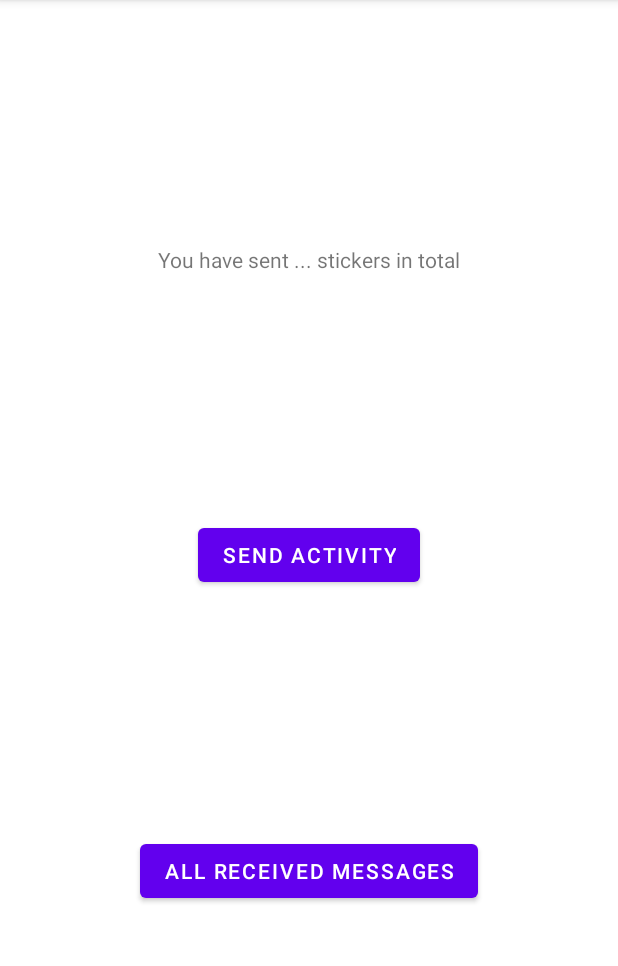
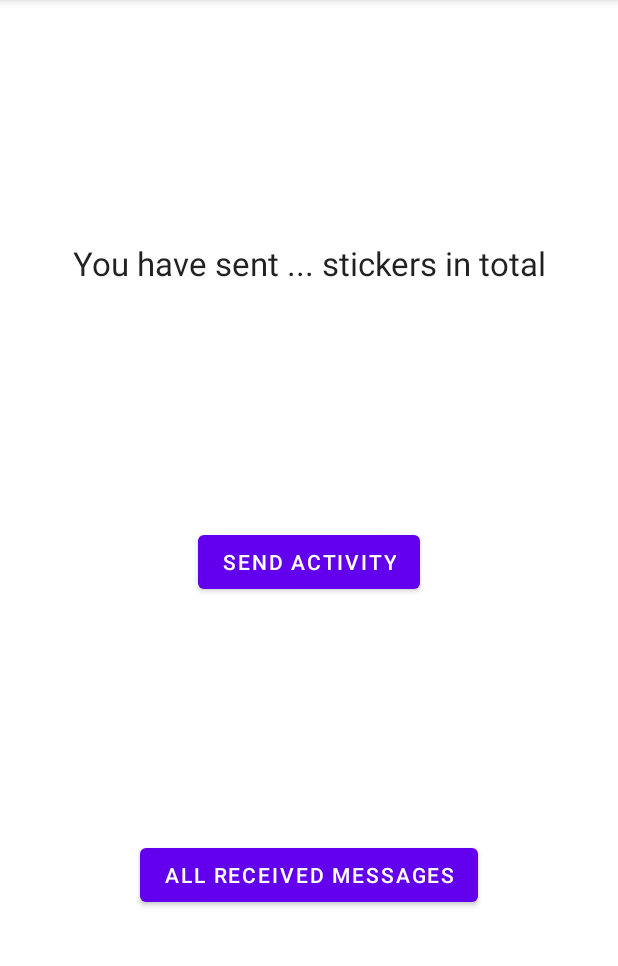
Before and after one commit to AshwinKAshok/emoji-chat-android-app, an Android app: the UserLandingPageActivity screen opened directly, with no data from a screen before it, on a phone screen of 412 x 824 dp, the part 84-1050 px from its top. Run offline under Robolectric (Android 15) with nearby library versions, the phone set to English and light mode, and no system bars; our stand-ins replace Firebase (no records; nobody signed in at launch, a user with empty details on screens opened directly).

Commit message:
Minor UI changes - Akash, Ashwin, Naveen, Preet

```diff
--- a/app/src/main/java/edu/neu/madcourse/emoji_chat/activities/UserLandingPageActivity.java
+++ b/app/src/main/java/edu/neu/madcourse/emoji_chat/activities/UserLandingPageActivity.java
@@ -44,7 +44,7 @@ public class UserLandingPageActivity extends AppCompatActivity {
             sender_name = extras.getString("sender_name");
         }
 
-        String message = "You have sent ... stickers in total";
+        String message = "You have sent ... stickers in total!";
         messages_count_text_view.setText(message);
         setSendMessagesCountForUser(sender_name);
 
--- a/app/src/main/res/layout/activity_main.xml
+++ b/app/src/main/res/layout/activity_main.xml
@@ -27,6 +27,7 @@
         android:layout_width="wrap_content"
         android:layout_height="wrap_content"
         android:text="@string/sender_name"
+        android:textAppearance="@style/TextAppearance.AppCompat.Medium"
         app:layout_constraintBottom_toBottomOf="parent"
         app:layout_constraintEnd_toStartOf="@id/sender_name_edit_text_view"
         app:layout_constraintHorizontal_bias="0.155"
--- a/app/src/main/res/layout/activity_user_landing_page.xml
+++ b/app/src/main/res/layout/activity_user_landing_page.xml
@@ -10,6 +10,7 @@
         android:id="@+id/messages_count_text_view"
         android:layout_width="wrap_content"
         android:layout_height="wrap_content"
+        android:textAppearance="@style/TextAppearance.AppCompat.Large"
         app:layout_constraintBottom_toTopOf="@id/start_send_message_activity_button"
         app:layout_constraintEnd_toEndOf="parent"
         app:layout_constraintStart_toStartOf="parent"
--- a/app/src/main/res/values/strings.xml
+++ b/app/src/main/res/values/strings.xml
@@ -1,6 +1,6 @@
 <resources>
     <string name="app_name">emoji_chat</string>
-    <string name="sender_name">Username</string>
+    <string name="sender_name">Username:</string>
     <string name="receiver_name">Whom do want to chat with</string>
     <string name="start_chat_buton">Start chat</string>
     <string name="login_button">Login</string>
```
